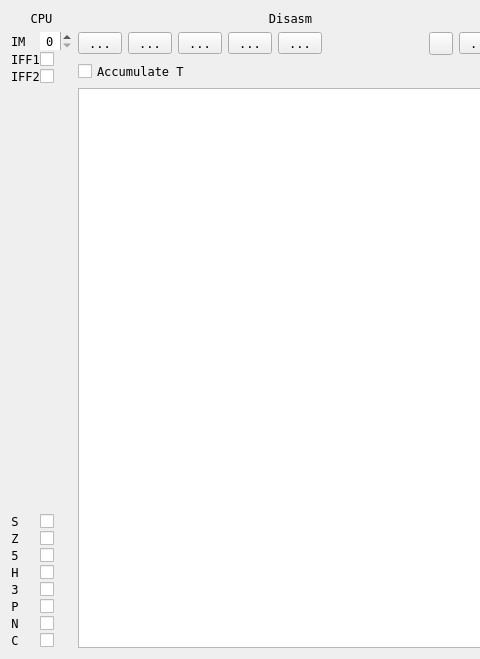
Qt form ui/debuger.ui (samstyle/Xpeccy) before a commit; both pictures show x 0 to 480 and y 0 to 659 of the 987 by 659 pixel window.
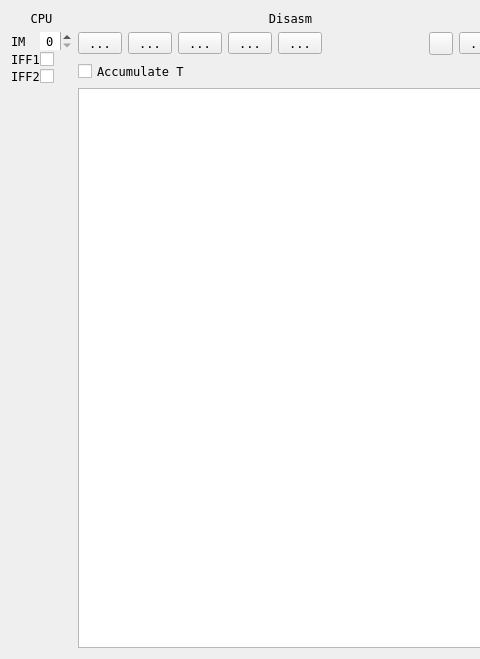
The same form after that commit. Icons and pictures are not drawn. Custom widgets are drawn as their Qt base class.

Diff of the .ui file:
```diff
--- a/ui/debuger.ui
+++ b/ui/debuger.ui
@@ -332,227 +332,26 @@
          </property>
         </widget>
        </item>
-       <item row="4" column="1">
-        <spacer name="verticalSpacer_12">
-         <property name="orientation">
-          <enum>Qt::Vertical</enum>
-         </property>
-         <property name="sizeHint" stdset="0">
-          <size>
-           <width>20</width>
-           <height>40</height>
-          </size>
-         </property>
-        </spacer>
-       </item>
-       <item row="5" column="0">
-        <widget class="QLabel" name="labF7">
-         <property name="text">
-          <string>S</string>
-         </property>
-         <property name="alignment">
-          <set>Qt::AlignCenter</set>
-         </property>
-        </widget>
-       </item>
-       <item row="5" column="1">
-        <widget class="QCheckBox" name="cbF7">
-         <property name="maximumSize">
-          <size>
-           <width>15</width>
-           <height>15</height>
-          </size>
-         </property>
-         <property name="text">
-          <string/>
-         </property>
-         <attribute name="buttonGroup">
-          <string notr="true">flagGroup</string>
-         </attribute>
-        </widget>
-       </item>
-       <item row="6" column="0">
-        <widget class="QLabel" name="labF6">
-         <property name="text">
-          <string>Z</string>
-         </property>
-         <property name="alignment">
-          <set>Qt::AlignCenter</set>
-         </property>
-        </widget>
-       </item>
-       <item row="6" column="1">
-        <widget class="QCheckBox" name="cbF6">
-         <property name="maximumSize">
-          <size>
-           <width>15</width>
-           <height>15</height>
-          </size>
-         </property>
-         <property name="text">
-          <string/>
-         </property>
-         <attribute name="buttonGroup">
-          <string notr="true">flagGroup</string>
-         </attribute>
-        </widget>
-       </item>
-       <item row="7" column="0">
-        <widget class="QLabel" name="labF5">
-         <property name="text">
-          <string>5</string>
-         </property>
-         <property name="alignment">
-          <set>Qt::AlignCenter</set>
-         </property>
-        </widget>
-       </item>
-       <item row="7" column="1">
-        <widget class="QCheckBox" name="cbF5">
-         <property name="maximumSize">
-          <size>
-           <width>15</width>
-           <height>15</height>
-          </size>
-         </property>
-         <property name="text">
-          <string/>
-         </property>
-         <attribute name="buttonGroup">
-          <string notr="true">flagGroup</string>
-         </attribute>
-        </widget>
-       </item>
-       <item row="8" column="0">
-        <widget class="QLabel" name="labF4">
-         <property name="text">
-          <string>H</string>
-         </property>
-         <property name="alignment">
-          <set>Qt::AlignCenter</set>
-         </property>
-        </widget>
-       </item>
-       <item row="8" column="1">
-        <widget class="QCheckBox" name="cbF4">
-         <property name="maximumSize">
-          <size>
-           <width>15</width>
-           <height>15</height>
-          </size>
-         </property>
-         <property name="text">
-          <string/>
-         </property>
-         <attribute name="buttonGroup">
-          <string notr="true">flagGroup</string>
-         </attribute>
-        </widget>
-       </item>
-       <item row="9" column="0">
-        <widget class="QLabel" name="labF3">
-         <property name="text">
-          <string>3</string>
-         </property>
-         <property name="alignment">
-          <set>Qt::AlignCenter</set>
-         </property>
-        </widget>
-       </item>
-       <item row="9" column="1">
-        <widget class="QCheckBox" name="cbF3">
-         <property name="maximumSize">
-          <size>
-           <width>15</width>
-           <height>15</height>
-          </size>
-         </property>
-         <property name="text">
-          <string/>
-         </property>
-         <attribute name="buttonGroup">
-          <string notr="true">flagGroup</string>
-         </attribute>
-        </widget>
-       </item>
-       <item row="10" column="0">
-        <widget class="QLabel" name="labF2">
-         <property name="text">
-          <string>P</string>
-         </property>
-         <property name="alignment">
-          <set>Qt::AlignCenter</set>
-         </property>
-        </widget>
-       </item>
-       <item row="10" column="1">
-        <widget class="QCheckBox" name="cbF2">
-         <property name="maximumSize">
-          <size>
-           <width>15</width>
-           <height>15</height>
-          </size>
-         </property>
-         <property name="text">
-          <string/>
-         </property>
-         <attribute name="buttonGroup">
-          <string notr="true">flagGroup</string>
-         </attribute>
-        </widget>
-       </item>
-       <item row="11" column="0">
-        <widget class="QLabel" name="labF1">
-         <property name="text">
-          <string>N</string>
-         </property>
-         <property name="alignment">
-          <set>Qt::AlignCenter</set>
-         </property>
-        </widget>
-       </item>
-       <item row="11" column="1">
-        <widget class="QCheckBox" name="cbF1">
-         <property name="maximumSize">
-          <size>
-           <width>15</width>
-           <height>15</height>
-          </size>
-         </property>
-         <property name="text">
-          <string/>
-         </property>
-         <attribute name="buttonGroup">
-          <string notr="true">flagGroup</string>
-         </attribute>
-        </widget>
-       </item>
-       <item row="12" column="0">
-        <widget class="QLabel" name="labF0">
-         <property name="text">
-          <string>C</string>
-         </property>
-         <property name="alignment">
-          <set>Qt::AlignCenter</set>
-         </property>
-        </widget>
-       </item>
-       <item row="12" column="1">
-        <widget class="QCheckBox" name="cbF0">
-         <property name="maximumSize">
-          <size>
-           <width>15</width>
-           <height>15</height>
-          </size>
-         </property>
-         <property name="text">
-          <string/>
-         </property>
-         <attribute name="buttonGroup">
-          <string notr="true">flagGroup</string>
-         </attribute>
-        </widget>
-       </item>
+      </layout>
+     </item>
+     <item>
+      <spacer name="verticalSpacer_12">
+       <property name="orientation">
+        <enum>Qt::Vertical</enum>
+       </property>
+       <property name="sizeHint" stdset="0">
+        <size>
+         <width>20</width>
+         <height>40</height>
+        </size>
+       </property>
+      </spacer>
+     </item>
+     <item>
+      <layout class="QGridLayout" name="flagsGrid">
+       <property name="spacing">
+        <number>2</number>
+       </property>
       </layout>
      </item>
     </layout>
```
Left out of the diff: 5 changed lines with no effect on the pictures.
